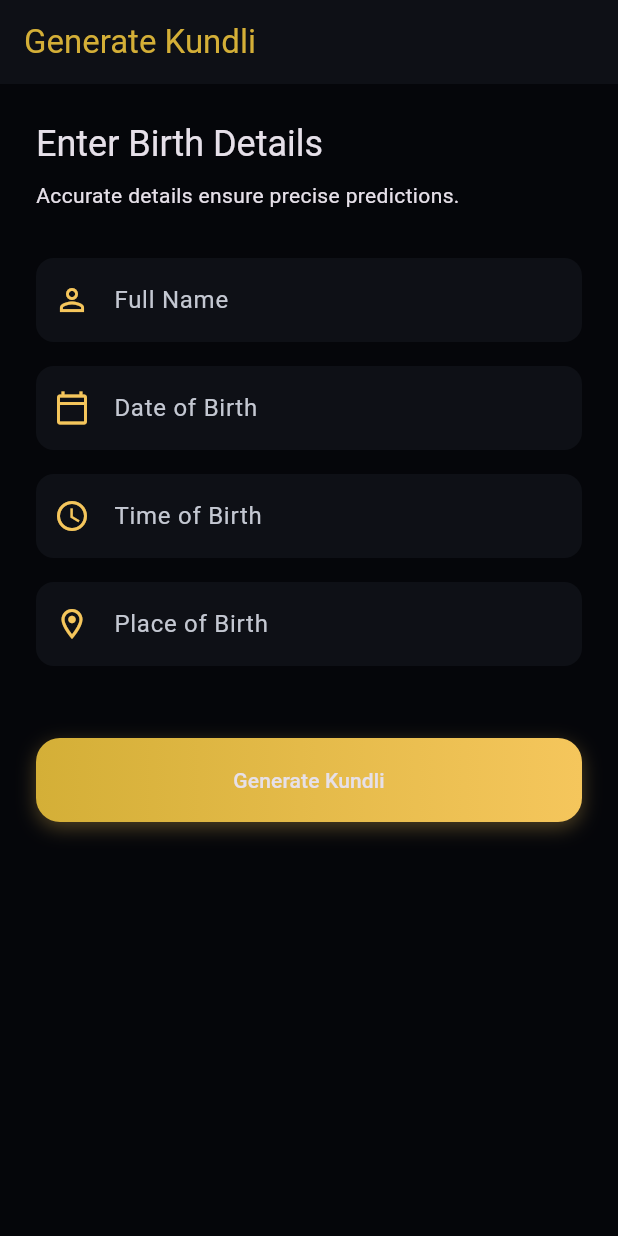
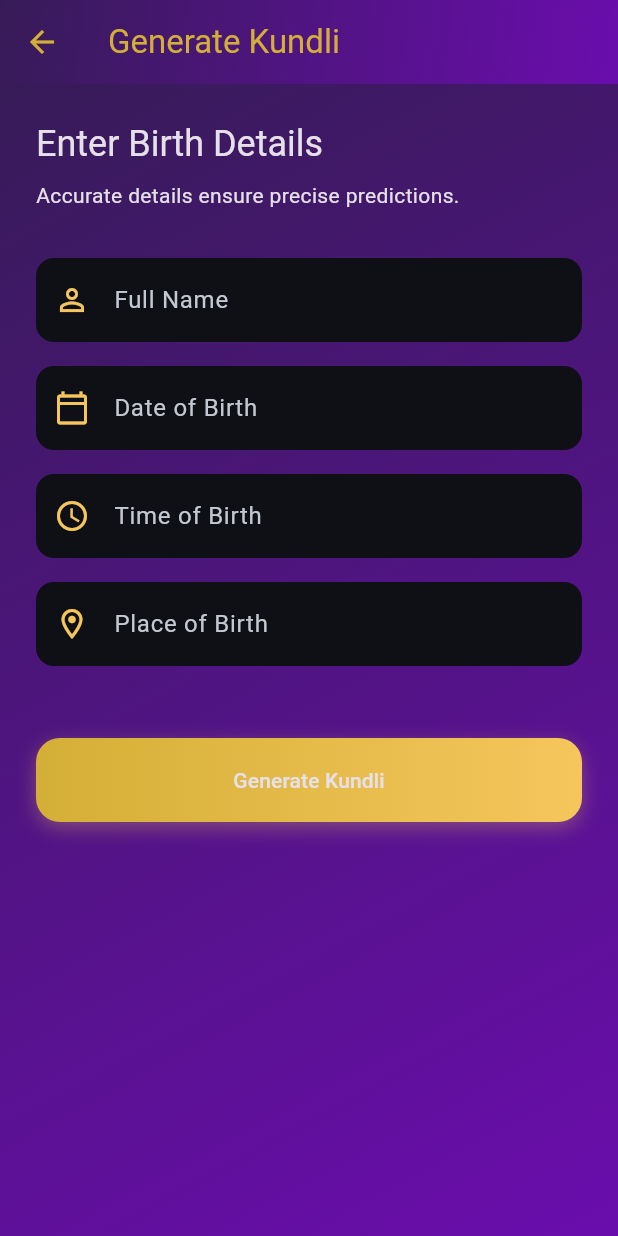
Before and after one commit to aasheesh333/AstroGuru, a Flutter app: the KundliInputScreen screen opened by its route, on a phone screen of 412 x 824 dp. Run offline on Flutter 3.47's test engine with Material 3 defaults, Android fonts, the phone set to English and light mode, and no system bars; our stand-ins replace cloud_firestore, firebase_auth, firebase_core, flutter_dotenv, flutter_image_compress, google_fonts and 5 more; missing offline and left inert: onesignal_flutter, sweph; accounts and stored records are empty.

Commit message:
Fix UI issues on Kundli Input Screen.
- Update `KundliInputScreen` Scaffold to use transparent AppBar and gradient body.
- Enable `automaticallyImplyLeading` to restore the Back Arrow.
- Ensure screen matches standard app theme colors (Purple/Gold Gradient).

```diff
--- a/lib/screens/kundli_input_screen.dart
+++ b/lib/screens/kundli_input_screen.dart
@@ -15,9 +15,17 @@ class KundliInputScreen extends StatelessWidget {
     return Scaffold(
       appBar: AppBar(
         title: const Text('Generate Kundli'),
-        automaticallyImplyLeading: false,
+        backgroundColor: Colors.transparent,
+        elevation: 0,
+        flexibleSpace: Container(
+          decoration: const BoxDecoration(gradient: AppColors.mainGradient),
+        ),
       ),
-      body: const KundliInputContent(),
+      body: Container(
+        height: double.infinity,
+        decoration: const BoxDecoration(gradient: AppColors.mainGradient),
+        child: const KundliInputContent(),
+      ),
     );
   }
 }
```
